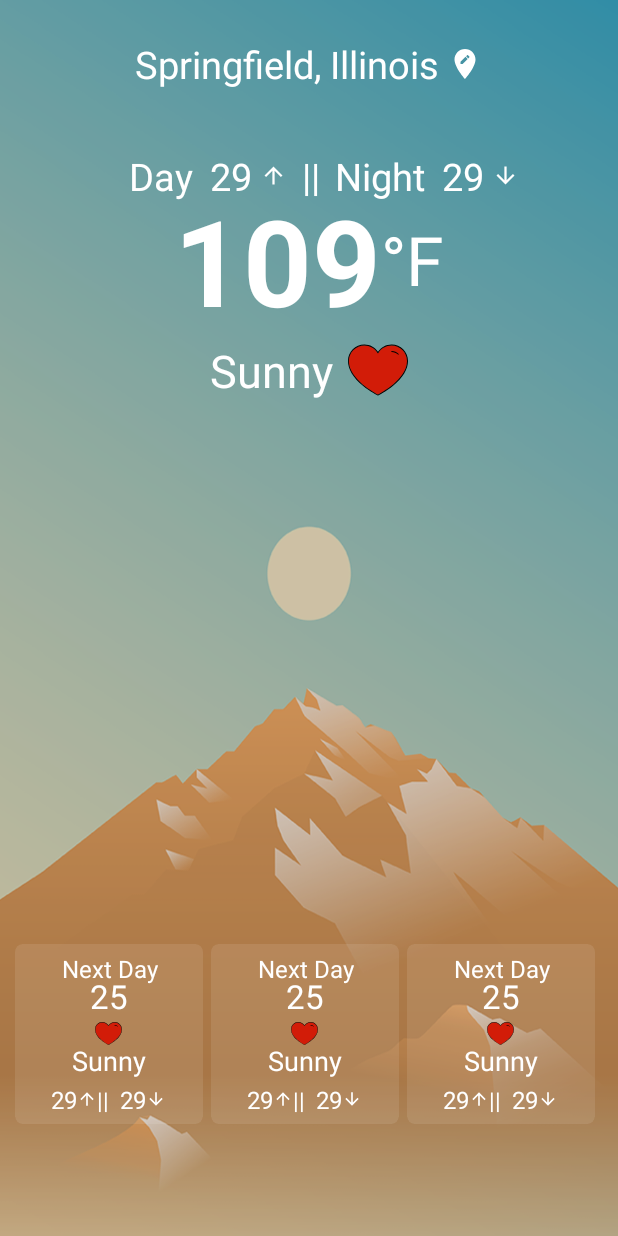
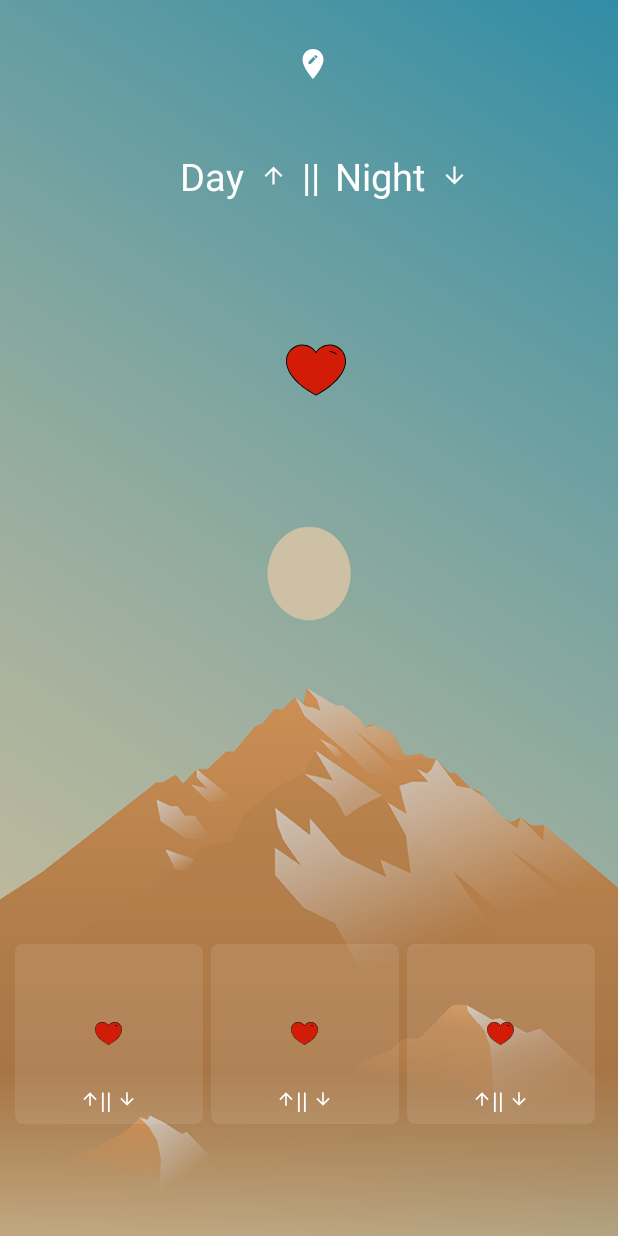
Before and after one commit to Abhishekds94/Amply-Weather, an Android app: the screen it shows after launch (DashboardActivity), on a phone screen of 412 x 824 dp. Run offline under Robolectric (Android 15) with nearby library versions, the phone set to English and light mode, and no system bars; our stand-ins replace AdMob, Picasso, Volley; libraries missing offline, so code that uses them is left out: com.zhy.http; pictures from the network do not load; Roboto replaces fonts that are not available here; 1 statement that could not run was skipped.

Commit message:
Extracted string resources

```diff
--- a/app/src/main/res/layout/activity_dashboard.xml
+++ b/app/src/main/res/layout/activity_dashboard.xml
@@ -26,7 +26,7 @@
                 android:id="@+id/tv_city"
                 android:layout_width="wrap_content"
                 android:layout_height="wrap_content"
-                android:text="Springfield,"
+                android:text=""
                 android:textColor="#fff"
                 android:fontFamily="@font/alegreya_sans"
                 android:textSize="25sp"/>
@@ -35,7 +35,7 @@
                 android:id="@+id/tv_state"
                 android:layout_width="wrap_content"
                 android:layout_height="wrap_content"
-                android:text=" Illinois"
+                android:text=""
                 android:textColor="#fff"
                 android:fontFamily="@font/alegreya_sans"
                 android:textSize="25sp"/>
@@ -65,7 +65,7 @@
                 android:id="@+id/tv_highTemp"
                 android:layout_width="wrap_content"
                 android:layout_height="wrap_content"
-                android:text="Day"
+                android:text="@string/day"
                 android:textColor="#fff"
                 android:fontFamily="@font/alegreya_sans_light"
                 android:textSize="25sp"/>
@@ -74,7 +74,7 @@
                 android:id="@+id/tv_highTempVal"
                 android:layout_width="wrap_content"
                 android:layout_height="wrap_content"
-                android:text="&#160;29"
+                android:text=""
                 android:paddingLeft="5dp"
                 android:textColor="#fff"
                 android:fontFamily="@font/alegreya_sans"
@@ -91,7 +91,7 @@
                 android:layout_width="wrap_content"
                 android:layout_height="wrap_content"
                 android:paddingLeft="10dp"
-                android:text="||"
+                android:text="@string/divider"
                 android:textSize="25sp"
                 android:textColor="#fff"/>
 
@@ -99,7 +99,7 @@
                 android:id="@+id/tv_lowTemp"
                 android:layout_width="wrap_content"
                 android:layout_height="wrap_content"
-                android:text="Night"
+                android:text="@string/night"
                 android:paddingLeft="10dp"
                 android:textColor="#fff"
                 android:fontFamily="@font/alegreya_sans_light"
@@ -109,7 +109,7 @@
                 android:id="@+id/tv_lowTempVal"
                 android:layout_width="wrap_content"
                 android:layout_height="wrap_content"
-                android:text="&#160;29"
+                android:text=""
                 android:paddingLeft="5dp"
                 android:textColor="#fff"
                 android:fontFamily="@font/alegreya_sans"
@@ -137,7 +137,7 @@
                 android:layout_height="wrap_content"
                 android:layout_centerHorizontal="true"
                 android:fontFamily="@font/alegreya_sans"
-                android:text="109"
+                android:text=""
                 android:textColor="#fff"
                 android:textSize="80sp"
                 android:textStyle="bold"
@@ -147,7 +147,7 @@
                 android:id="@+id/tv_degFar"
                 android:layout_width="wrap_content"
                 android:layout_height="wrap_content"
-                android:text="\u00B0F"
+                android:text=""
                 android:gravity="center"
                 android:fontFamily="@font/alegreya_sans_light"
                 android:textColor="#fff"
@@ -169,7 +169,7 @@
                 android:layout_width="wrap_content"
                 android:layout_height="wrap_content"
                 android:layout_below="@+id/rl_temp"
-                android:text="Sunny"
+                android:text=""
                 android:textColor="#fff"
                 android:fontFamily="@font/alegreya_sans_light"
                 android:textSize="30sp"
@@ -212,7 +212,7 @@
                     android:id="@+id/tv_day1"
                     android:layout_width="match_parent"
                     android:layout_height="wrap_content"
-                    android:text="Next Day"
+                    android:text=""
                     android:textSize="16dp"
                     android:layout_marginTop="5dp"
                     android:gravity="center"
@@ -223,7 +223,7 @@
                     android:id="@+id/tv_day1Temp"
                     android:layout_width="match_parent"
                     android:layout_height="wrap_content"
-                    android:text="25"
+                    android:text=""
                     android:textSize="22dp"
                     android:gravity="center"
                     android:textColor="#fff"
@@ -241,7 +241,7 @@
                     android:id="@+id/tv_day1Weather"
                     android:layout_width="match_parent"
                     android:layout_height="wrap_content"
-                    android:text="Sunny"
+                    android:text=""
                     android:textSize="18dp"
                     android:gravity="center"
                     android:textColor="#fff"
@@ -259,7 +259,7 @@
                         android:id="@+id/tv_day1High"
                         android:layout_width="wrap_content"
                         android:layout_height="wrap_content"
-                        android:text="29"
+                        android:text=""
                         android:textColor="#fff"
                         android:fontFamily="@font/alegreya_sans_light"
                         android:textSize="16sp"
@@ -275,7 +275,7 @@
                     <TextView
                         android:layout_width="wrap_content"
                         android:layout_height="wrap_content"
-                        android:text="||"
+                        android:text="@string/divider"
                         android:textSize="15sp"
                         android:textColor="#fff"
                         android:gravity="center"/>
@@ -284,7 +284,7 @@
                         android:id="@+id/tv_day1Low"
                         android:layout_width="wrap_content"
                         android:layout_height="wrap_content"
-                        android:text="&#160;29"
+                        android:text=""
                         android:textColor="#fff"
                         android:fontFamily="@font/alegreya_sans_light"
                         android:textSize="16sp"
@@ -316,7 +316,7 @@
                     android:id="@+id/tv_day2"
                     android:layout_width="match_parent"
                     android:layout_height="wrap_content"
-                    android:text="Next Day"
+                    android:text=""
                     android:textSize="16dp"
                     android:layout_marginTop="5dp"
                     android:gravity="center"
@@ -327,7 +327,7 @@
                     android:id="@+id/tv_day2Temp"
                     android:layout_width="match_parent"
                     android:layout_height="wrap_content"
-                    android:text="25"
+                    android:text=""
                     android:textSize="22dp"
                     android:gravity="center"
                     android:textColor="#fff"
@@ -345,7 +345,7 @@
                     android:id="@+id/tv_day2Weather"
                     android:layout_width="match_parent"
                     android:layout_height="wrap_content"
-                    android:text="Sunny"
+                    android:text=""
                     android:textSize="18dp"
                     android:gravity="center"
                     android:textColor="#fff"
@@ -363,7 +363,7 @@
                         android:id="@+id/tv_day2High"
                         android:layout_width="wrap_content"
                         android:layout_height="wrap_content"
-                        android:text="29"
+                        android:text=""
                         android:textColor="#fff"
                         android:fontFamily="@font/alegreya_sans_light"
                         android:textSize="16sp"
@@ -379,7 +379,7 @@
                     <TextView
                         android:layout_width="wrap_content"
                         android:layout_height="wrap_content"
-                        android:text="||"
+                        android:text="@string/divider"
                         android:textSize="15sp"
                         android:textColor="#fff"
                         android:gravity="center"/>
@@ -388,7 +388,7 @@
                         android:id="@+id/tv_day2Low"
                         android:layout_width="wrap_content"
                         android:layout_height="wrap_content"
-                        android:text="&#160;29"
+                        android:text=""
                         android:textColor="#fff"
                         android:fontFamily="@font/alegreya_sans_light"
                         android:textSize="16sp"
@@ -420,7 +420,7 @@
                     android:id="@+id/tv_day3"
                     android:layout_width="match_parent"
                     android:layout_height="wrap_content"
-                    android:text="Next Day"
+                    android:text=""
                     android:textSize="16dp"
                     android:layout_marginTop="5dp"
                     android:gravity="center"
@@ -431,7 +431,7 @@
                     android:id="@+id/tv_day3Temp"
                     android:layout_width="match_parent"
                     android:layout_height="wrap_content"
-                    android:text="25"
+                    android:text=""
                     android:textSize="22dp"
                     android:gravity="center"
                     android:textColor="#fff"
@@ -449,7 +449,7 @@
                     android:id="@+id/tv_day3Weather"
                     android:layout_width="match_parent"
                     android:layout_height="wrap_content"
-                    android:text="Sunny"
+                    android:text=""
                     android:textSize="18dp"
                     android:gravity="center"
                     android:textColor="#fff"
@@ -467,7 +467,7 @@
                         android:id="@+id/tv_day3High"
                         android:layout_width="wrap_content"
                         android:layout_height="wrap_content"
-                        android:text="29"
+                        android:text=""
                         android:textColor="#fff"
                         android:fontFamily="@font/alegreya_sans_light"
                         android:textSize="16sp"
@@ -483,7 +483,7 @@
                     <TextView
                         android:layout_width="wrap_content"
                         android:layout_height="wrap_content"
-                        android:text="||"
+                        android:text="@string/divider"
                         android:textSize="15sp"
                         android:textColor="#fff"
                         android:gravity="center"/>
@@ -492,7 +492,7 @@
                         android:id="@+id/tv_day3Low"
                         android:layout_width="wrap_content"
                         android:layout_height="wrap_content"
-                        android:text="&#160;29"
+                        android:text=""
                         android:textColor="#fff"
                         android:fontFamily="@font/alegreya_sans_light"
                         android:textSize="16sp"
--- a/app/src/main/res/layout/activity_location_update.xml
+++ b/app/src/main/res/layout/activity_location_update.xml
@@ -34,7 +34,7 @@
                 android:id="@+id/tv_loc_card_text"
                 android:layout_width="match_parent"
                 android:layout_height="wrap_content"
-                android:text="Enter a valid US zipcode to\n udpate the location"
+                android:text="@string/enterZipText"
                 android:gravity="center"
                 android:textSize="20dp"
                 android:layout_marginTop="30dp"
@@ -48,7 +48,7 @@
                 android:layout_width="match_parent"
                 android:layout_height="wrap_content"
                 android:layout_marginTop="120dp"
-                android:hint="Enter a valid Zip Code"
+                android:hint="@string/et_hint"
                 android:text=""
                 android:gravity="center"
                 android:textAlignment="center"
@@ -63,7 +63,7 @@
                 android:id="@+id/bt_updateLoc"
                 android:layout_width="match_parent"
                 android:layout_height="wrap_content"
-                android:text="Update"
+                android:text="@string/update"
                 android:fontFamily="@font/alegreya_sans"
                 android:layout_gravity="center_horizontal"
                 android:onClick="onClickUpdate"
--- a/app/src/main/res/layout/activity_nointernet.xml
+++ b/app/src/main/res/layout/activity_nointernet.xml
@@ -9,7 +9,7 @@
         android:id="@+id/tv_nointernet"
         android:layout_width="match_parent"
         android:layout_height="match_parent"
-        android:text="Uho! Looks like the device is not connected to the internet"
+        android:text="@string/no_internet"
         android:textSize="18sp"
         android:textAlignment="center"
         android:layout_marginTop="60dp"
--- a/app/src/main/res/layout/custom_normal.xml
+++ b/app/src/main/res/layout/custom_normal.xml
@@ -12,12 +12,12 @@
         android:orientation="vertical">
         <TextView
             style="@style/TextAppearance.Compat.Notification.Title"
-            android:text="Title of the notification"
+            android:text="@string/title_of_the_notification"
             android:layout_width="match_parent"
             android:layout_height="wrap_content" />
         <TextView
             style="@style/TextAppearance.Compat.Notification.Info"
-            android:text="Title description of the notitification in collapsed mode. click expand icon to expand it."
+            android:text="@string/title_description_of_the_notitification_in_collapsed_mode_click_expand_icon_to_expand_it"
             android:layout_width="match_parent"
             android:layout_height="wrap_content" />
     </LinearLayout>
--- a/app/src/main/res/values/strings.xml
+++ b/app/src/main/res/values/strings.xml
@@ -1,3 +1,14 @@
 <resources>
     <string name="app_name">AmplyWeather</string>
+    <string name="amply_weather">Amply Weather</string>
+    <string name="made_with">Made with</string>
+    <string name="divider">||</string>
+    <string name="day">Day</string>
+    <string name="night">Night</string>
+    <string name="title_of_the_notification">Title of the notification</string>
+    <string name="title_description_of_the_notitification_in_collapsed_mode_click_expand_icon_to_expand_it">Title description of the notitification in collapsed mode. click expand icon to expand it.</string>
+    <string name="no_internet">Uho! Looks like the device is not connected to the internet</string>
+    <string name="enterZipText">Enter a valid US zipcode to\n udpate the location</string>
+    <string name="et_hint">Enter a valid Zip Code</string>
+    <string name="update">Update</string>
 </resources>
```
Also changed, not shown: app/src/main/res/layout/activity_main.xml (+6 -6 lines).
